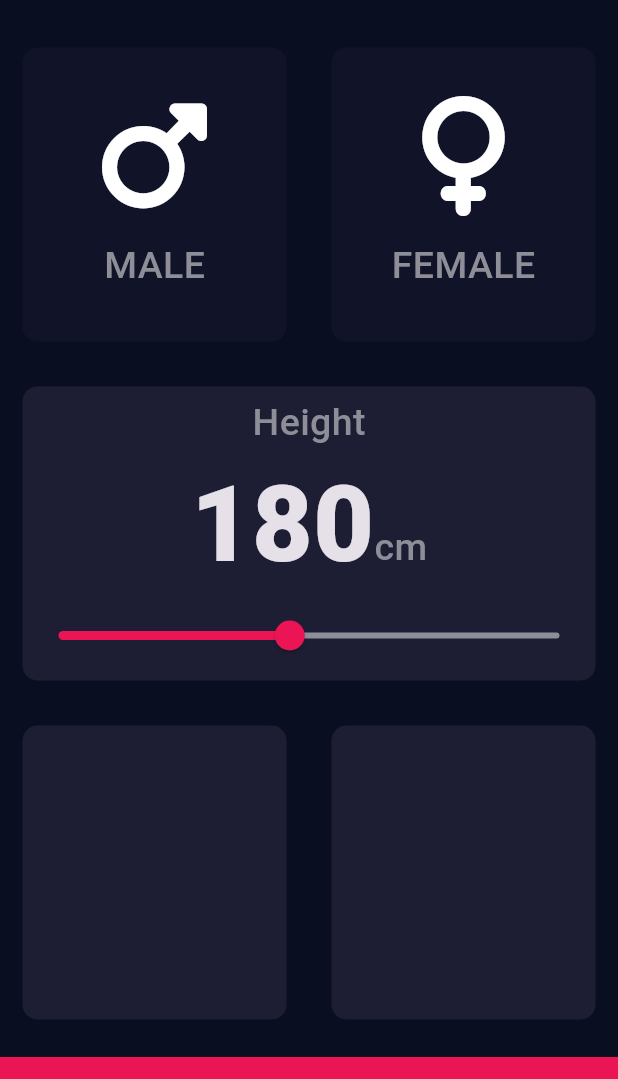
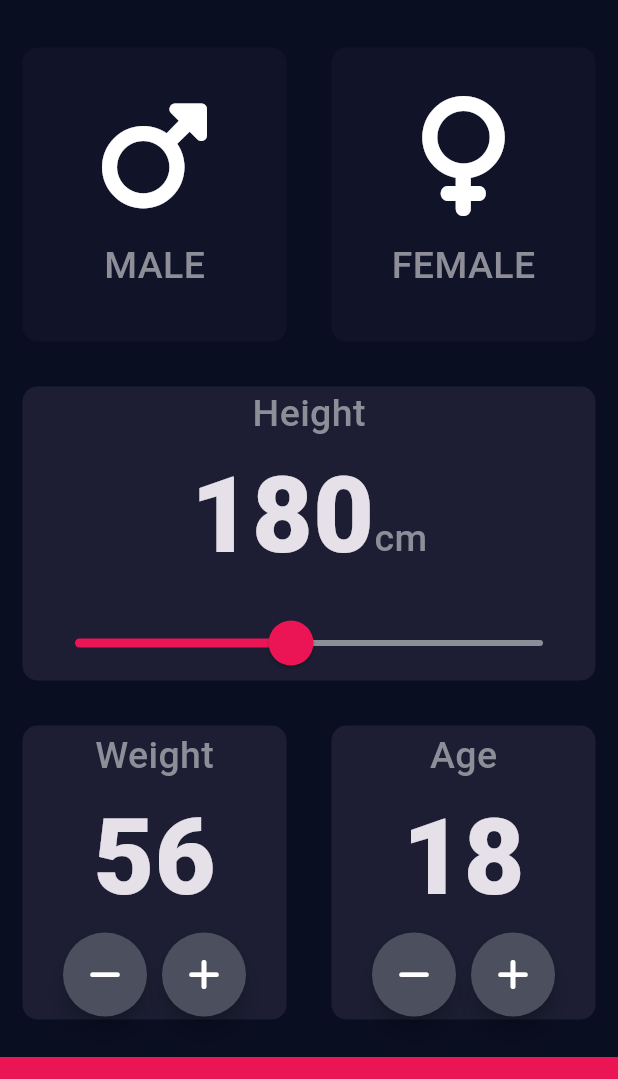
Before and after one commit to jayarzuniga/bmiCalculatorFlutter, a Flutter app: the screen it shows after launch, on a phone screen of 412 x 824 dp, the part 59-1138 px from its top. Run offline on Flutter 3.47's test engine with Material 3 defaults, Android fonts, the phone set to English and light mode, and no system bars; our stand-ins replace font_awesome_flutter.

Commit message:
adding the custom button and "WEIght" and "Age"

```diff
--- a/lib/input_page.dart
+++ b/lib/input_page.dart
@@ -15,9 +15,10 @@ class InputPage extends StatefulWidget {
 }
 
 class _InputPageState extends State<InputPage> {
-
   var selectedGender;
   int height = 180;
+  int weight = 56;
+  int age = 18;
 
   // Color maleCardColor = inactiveCardColor;
   // Color femaleCardColor = inactiveCardColor;
@@ -49,17 +50,19 @@ class _InputPageState extends State<InputPage> {
             child: Row(
               children: [
                 Expanded(
-                    child:
-                    ReusableCard(
+                  child: ReusableCard(
                     onPress: () {
                       setState(() {
                         selectedGender = GenderType.male;
                       });
                     },
-                      colour: selectedGender == GenderType.male ? kContainerColor : kInactiveCardColor,
+                    colour: selectedGender == GenderType.male
+                        ? kContainerColor
+                        : kInactiveCardColor,
                     cardChild: IconContent(
                       icon: FontAwesomeIcons.mars,
-                        label: 'MALE',),
+                      label: 'MALE',
+                    ),
                   ),
                 ),
                 Expanded(
@@ -69,10 +72,11 @@ class _InputPageState extends State<InputPage> {
                         selectedGender = GenderType.female;
                       });
                     },
-                        colour: selectedGender == GenderType.female ? kContainerColor : kInactiveCardColor,
+                    colour: selectedGender == GenderType.female
+                        ? kContainerColor
+                        : kInactiveCardColor,
                     cardChild: IconContent(
-                            icon: FontAwesomeIcons.venus,
-                            label: 'FEMALE'),
+                        icon: FontAwesomeIcons.venus, label: 'FEMALE'),
                   ),
                 ),
               ],
@@ -84,7 +88,8 @@ class _InputPageState extends State<InputPage> {
               cardChild: Column(
                 mainAxisAlignment: MainAxisAlignment.center,
                 children: <Widget>[
-                      Text('Height',
+                  const Text(
+                    'Height',
                     style: kLabelTextStyle,
                   ),
                   Row(
@@ -96,13 +101,20 @@ class _InputPageState extends State<InputPage> {
                         height.toString(),
                         style: kNumberLabelTextStyle,
                       ),
-                          Text(
+                      const Text(
                         'cm',
                         style: kLabelTextStyle,
                       ),
                     ],
                   ),
-                      Slider(
+                  SliderTheme(
+                    data: SliderTheme.of(context).copyWith(
+                      thumbShape:
+                          const RoundSliderThumbShape(enabledThumbRadius: 15.0),
+                      overlayShape:
+                          const RoundSliderOverlayShape(overlayRadius: 35.0),
+                    ),
+                    child: Slider(
                       value: height.toDouble(),
                       min: 120.00,
                       max: 250.00,
@@ -113,6 +125,7 @@ class _InputPageState extends State<InputPage> {
                           height = newValue.round();
                         });
                       },
+                    ),
                   )
                 ],
               ),
@@ -122,13 +135,90 @@ class _InputPageState extends State<InputPage> {
             child: Row(
               children: [
                 Expanded(
-                    child: ReusableCard(colour: kContainerColor),
+                  child: ReusableCard(
+                    colour: kContainerColor,
+                    cardChild: Column(
+                      mainAxisAlignment: MainAxisAlignment.center,
+                      children: [
+                        Text(
+                          'Weight',
+                          style: kLabelTextStyle,
+                        ),
+                        Text(
+                          weight.toString(),
+                          style: kNumberLabelTextStyle,
+                        ),
+                        Row(
+                          mainAxisAlignment: MainAxisAlignment.center,
+                          children: [
+                            RoundIconButton(
+                              icon: FontAwesomeIcons.minus,
+                              onPressed: (){
+                                setState(() {
+                                  weight --;
+                                });
+                              }
+                            ),
+                            SizedBox(
+                              width: 10.0,
+                            ),
+                            RoundIconButton(
+                              icon: FontAwesomeIcons.plus,
+                              onPressed: () {
+                                setState(() {
+                                  weight ++;
+                                });
+                              },
+                            ),
+                          ],
+                        )
+                      ],
+                    ),
+                  ),
                 ),
                 Expanded(
-                    child: ReusableCard(colour: kContainerColor),
+                  child: ReusableCard(
+                    colour: kContainerColor,
+                    cardChild: Column(
+                      mainAxisAlignment: MainAxisAlignment.center,
+                      children: [
+                        Text(
+                          'Age',
+                          style: kLabelTextStyle,
+                        ),
+                        Text(
+                          age.toString(),
+                          style: kNumberLabelTextStyle,
+                        ),
+                        Row(
+                          mainAxisAlignment: MainAxisAlignment.center,
+                          children: [
+                            RoundIconButton(
+                                icon: FontAwesomeIcons.minus,
+                                onPressed: (){
+                                  setState(() {
+                                    age --;
+                                  });
+                                }
+                            ),
+                            SizedBox(
+                              width: 10.0,
+                            ),
+                            RoundIconButton(
+                              icon: FontAwesomeIcons.plus,
+                              onPressed: () {
+                                setState(() {
+                                  age ++;
+                                });
+                              },
                             ),
                           ],
-
+                        )
+                      ],
+                    ),
+                  ),
+                ),
+              ],
             ),
           ),
           Container(
@@ -142,3 +232,25 @@ class _InputPageState extends State<InputPage> {
     );
   }
 }
+
+class RoundIconButton extends StatelessWidget {
+  const RoundIconButton({required this.icon, required this.onPressed});
+
+  final IconData icon;
+  final Function() onPressed;
+
+  @override
+  Widget build(BuildContext context) {
+    return RawMaterialButton(
+      child: Icon(icon),
+      elevation: 6.0,
+      shape: CircleBorder(),
+      fillColor: Color(0xFF4C4F5E),
+      constraints: BoxConstraints.tightFor(
+        width: 56.0,
+        height: 56.0,
+      ),
+      onPressed: onPressed,
+    );
+  }
+}
```
Lines whose indentation alone changed are shown as unchanged.
